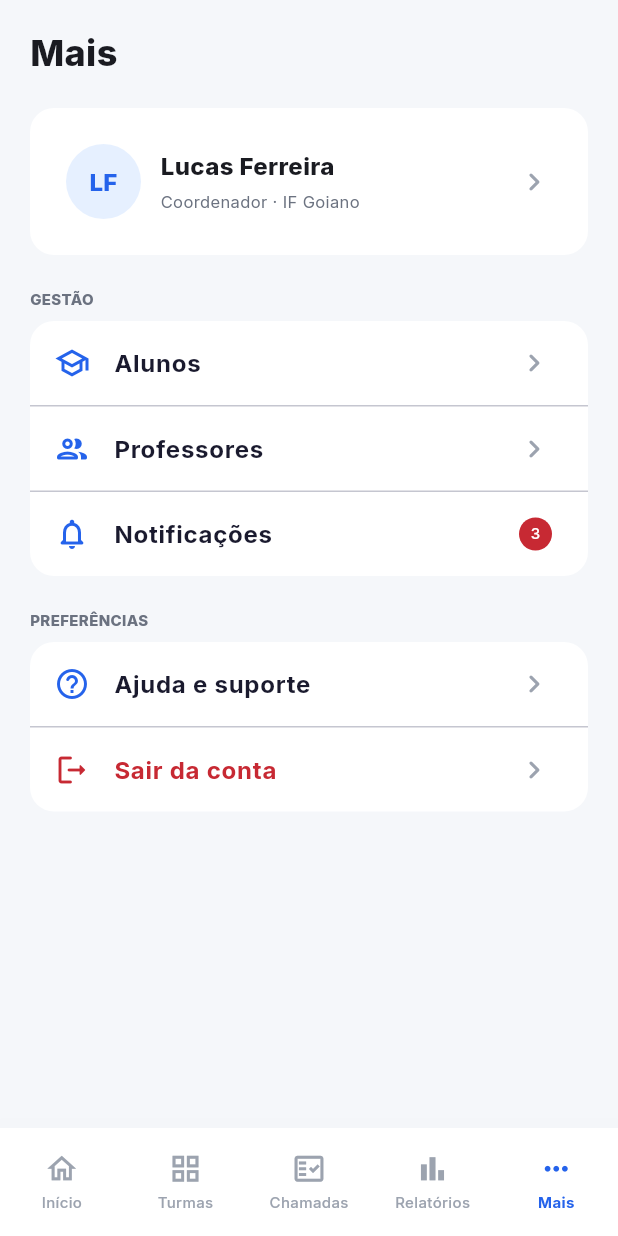
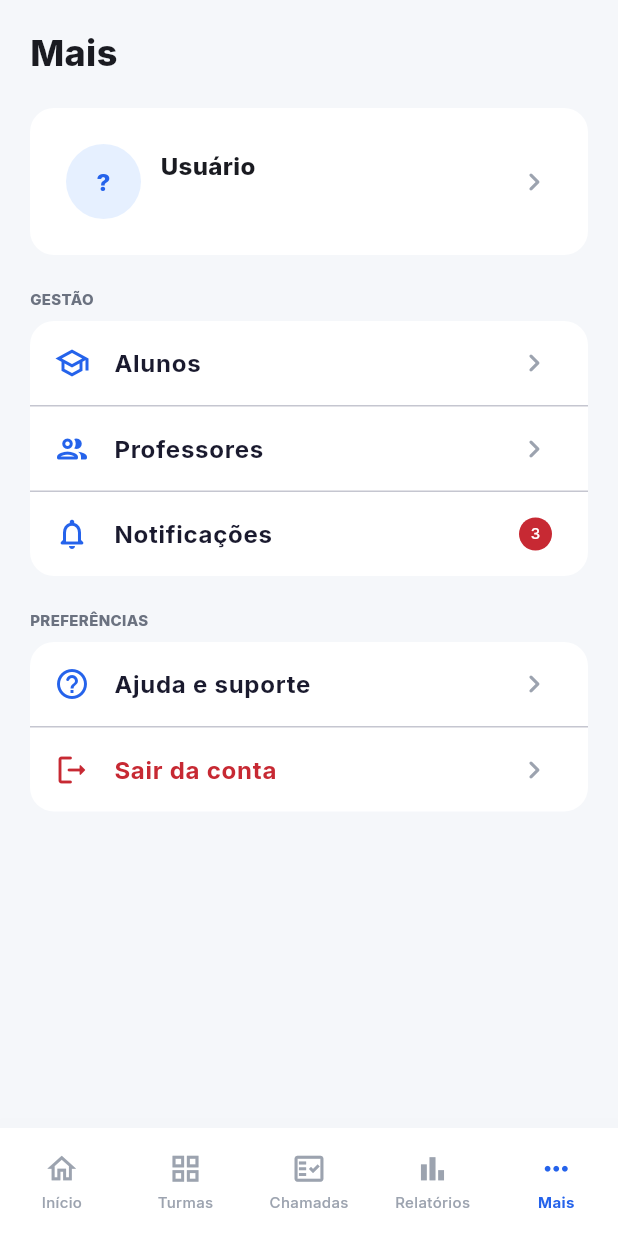
Before and after one commit to classvision-construcao-sistemas/mobile-app, a Flutter app: the _MainShellContent screen opened directly, item 5 of the bottom bar chosen, on a phone screen of 412 x 824 dp. Run offline on Flutter 3.47's test engine with Material 3 defaults, Android fonts, the phone set to English and light mode, and no system bars; our stand-ins replace camera, google_fonts, image_picker; accounts and stored records are empty.

Commit message:
fix: mostra o nome e o perfil reais do usuário logado
A barra lateral do painel acadêmico exibia sempre "Lucas Ferreira ·
Coordenador", o Início caía em "Lucas" e o perfil em "Lucas Ferreira"
quando faltava o nome. Agora tudo vem da sessão (claims nome e role do
JWT), o que deixa claro com qual perfil o usuário entrou.

Co-Authored-By: Claude Opus 5.5 <noreply@anthropic.com>
Claude-Session: https://claude.ai/code/session_01Tbckd227QtXxyHjd4voTwT

```diff
--- a/lib/features/home/view/home_page.dart
+++ b/lib/features/home/view/home_page.dart
@@ -215,7 +215,7 @@ class _DesktopDashboard extends StatelessWidget {
               crossAxisAlignment: CrossAxisAlignment.start,
               children: [
                 Text(
-                  'Bom dia, $userName',
+                  userName.isEmpty ? 'Bom dia' : 'Bom dia, $userName',
                   style: const TextStyle(
                     fontSize: 28,
                     fontWeight: FontWeight.w800,
@@ -355,7 +355,7 @@ class _MobileDashboard extends StatelessWidget {
               crossAxisAlignment: CrossAxisAlignment.start,
               children: [
                 Text(
-                  'Olá, $userName',
+                  userName.isEmpty ? 'Olá' : 'Olá, $userName',
                   style: const TextStyle(
                     fontSize: 24,
                     fontWeight: FontWeight.w800,
--- a/lib/features/profile/views/profile_page.dart
+++ b/lib/features/profile/views/profile_page.dart
@@ -25,20 +25,16 @@ class ProfilePage extends StatelessWidget {
     final auth = context.watch<AuthRepository>();
     final session = auth.session;
     final institution = auth.institution;
-    final name = session?.name.isNotEmpty == true
-        ? session!.name
-        : 'Lucas Ferreira';
+    final name = session?.name.isNotEmpty == true ? session!.name : 'Usuário';
     final initials = session?.initials.isNotEmpty == true
         ? session!.initials
-        : 'LF';
+        : '?';
     final role = session?.role == UserRole.coordenador
         ? 'Coordenador'
-        : session?.roleLabel.isNotEmpty == true
-        ? session!.roleLabel
-        : 'Coordenador';
+        : session?.roleLabel ?? '';
     final institutionShort = institution?.name.contains('Goiano') == true
         ? 'IF Goiano'
-        : institution?.name ?? 'IF Goiano';
+        : institution?.name ?? '';
 
     return ListView(
       key: const PageStorageKey('more'),
@@ -75,7 +71,10 @@ class ProfilePage extends StatelessWidget {
                     ),
                     const SizedBox(height: 4),
                     Text(
-                      '$role · $institutionShort',
+                      [
+                        role,
+                        institutionShort,
+                      ].where((it) => it.isNotEmpty).join(' · '),
                       style: const TextStyle(
                         color: AppColors.textSecondary,
                         fontSize: 11,
--- a/lib/features/shell/views/main_shell.dart
+++ b/lib/features/shell/views/main_shell.dart
@@ -62,7 +62,7 @@ class _MainShellContent extends StatelessWidget {
       HomePage(
         userName: auth.session?.firstName.isNotEmpty == true
             ? auth.session!.firstName
-            : 'Lucas',
+            : '',
         onOpenCamera: openCamera,
         onOpenCameraFor: openCamera,
         onOpenReview: firstClassId == null
@@ -96,8 +96,8 @@ class _MainShellContent extends StatelessWidget {
             selectedIndex: desktopIndex,
             destinations: _desktopDestinations,
             onDestinationSelected: viewModel.select,
-            profileName: 'Lucas Ferreira',
-            profileRole: 'Coordenador',
+            profileName: auth.session?.name,
+            profileRole: auth.session?.roleLabel,
             onSignOut: signOut,
             body: viewModel.index == 7 ? pages[7] : pages[desktopIndex],
           );
```
